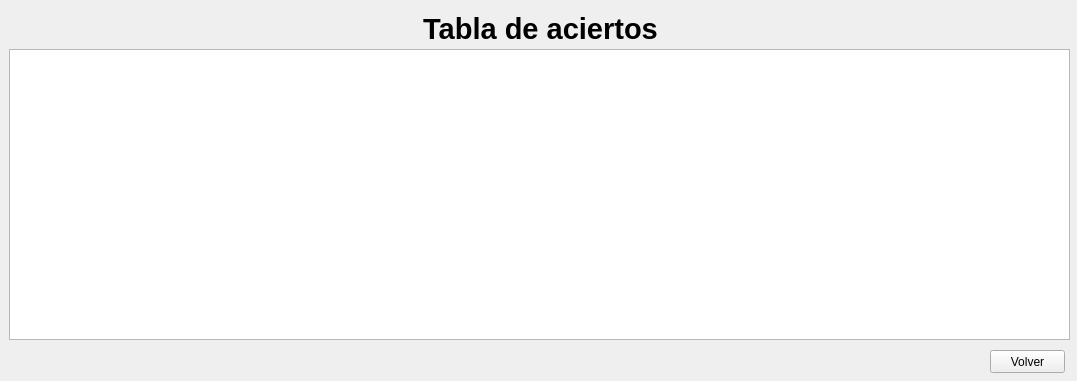
Before: the Qt Designer form Interfaz_Grafica_Tabla.ui in AgustinEncina27/Implementaci-n-Algoritmo-k-nn, drawn with Qt 5.
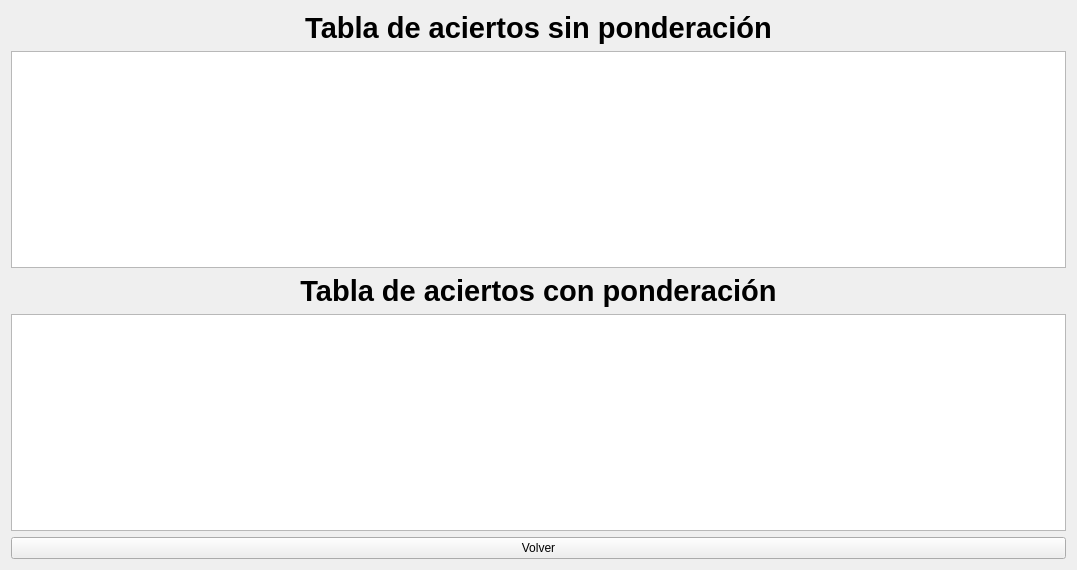
After: the same form once the commit is applied.

Commit message: Interfaz Terminada

```diff
--- a/Interfaz_Grafica_Tabla.ui
+++ b/Interfaz_Grafica_Tabla.ui
@@ -7,51 +7,47 @@
     <x>0</x>
     <y>0</y>
     <width>1077</width>
-    <height>381</height>
+    <height>570</height>
    </rect>
   </property>
   <property name="windowTitle">
    <string>Form</string>
   </property>
-  <widget class="QTableWidget" name="tableWidget">
-   <property name="geometry">
-    <rect>
-     <x>9</x>
-     <y>49</y>
-     <width>1061</width>
-     <height>291</height>
-    </rect>
-   </property>
-  </widget>
-  <widget class="QPushButton" name="pushButton">
-   <property name="geometry">
-    <rect>
-     <x>990</x>
-     <y>350</y>
-     <width>75</width>
-     <height>23</height>
-    </rect>
-   </property>
-   <property name="text">
-    <string>Volver</string>
-   </property>
-  </widget>
-  <widget class="QLabel" name="label">
-   <property name="geometry">
-    <rect>
-     <x>10</x>
-     <y>12</y>
-     <width>1061</width>
-     <height>31</height>
-    </rect>
-   </property>
-   <property name="text">
-    <string>&lt;html&gt;&lt;head/&gt;&lt;body&gt;&lt;p&gt;&lt;span style=&quot; font-size:22pt; font-weight:600;&quot;&gt;Tabla de aciertos&lt;/span&gt;&lt;/p&gt;&lt;/body&gt;&lt;/html&gt;</string>
-   </property>
-   <property name="alignment">
-    <set>Qt::AlignCenter</set>
-   </property>
-  </widget>
+  <layout class="QVBoxLayout" name="verticalLayout">
+   <item>
+    <widget class="QLabel" name="label">
+     <property name="text">
+      <string>&lt;html&gt;&lt;head/&gt;&lt;body&gt;&lt;p&gt;&lt;span style=&quot; font-size:22pt; font-weight:600;&quot;&gt;Tabla de aciertos sin ponderación&lt;/span&gt;&lt;/p&gt;&lt;/body&gt;&lt;/html&gt;</string>
+     </property>
+     <property name="alignment">
+      <set>Qt::AlignCenter</set>
+     </property>
+    </widget>
+   </item>
+   <item>
+    <widget class="QTableWidget" name="tableWidget"/>
+   </item>
+   <item>
+    <widget class="QLabel" name="label_2">
+     <property name="text">
+      <string>&lt;html&gt;&lt;head/&gt;&lt;body&gt;&lt;p&gt;&lt;span style=&quot; font-size:22pt; font-weight:600;&quot;&gt;Tabla de aciertos con ponderación&lt;/span&gt;&lt;/p&gt;&lt;/body&gt;&lt;/html&gt;</string>
+     </property>
+     <property name="alignment">
+      <set>Qt::AlignCenter</set>
+     </property>
+    </widget>
+   </item>
+   <item>
+    <widget class="QTableWidget" name="tableWidget_2"/>
+   </item>
+   <item>
+    <widget class="QPushButton" name="pushButton">
+     <property name="text">
+      <string>Volver</string>
+     </property>
+    </widget>
+   </item>
+  </layout>
  </widget>
  <resources/>
  <connections/>
```
The commit also changes 9 other files.
